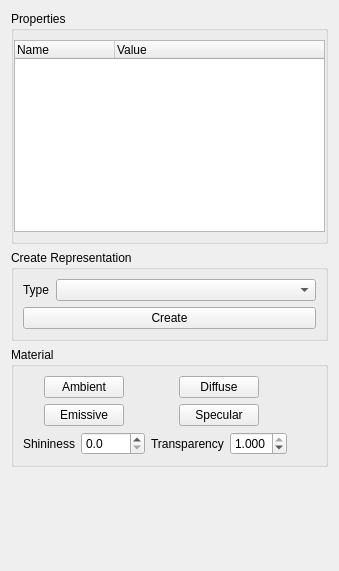
Above: eidolon/resources/ui/object_property.ui from ericspod/Eidolon before the change. Below: the same form after it.
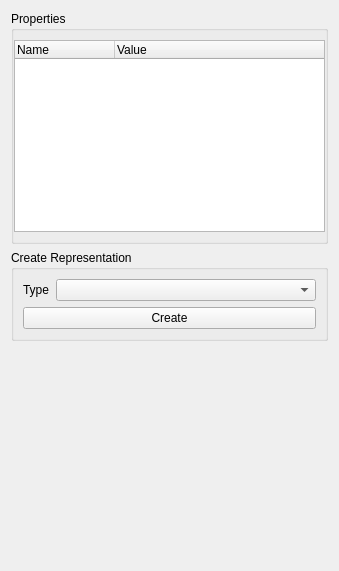
That is the form after the change.

```diff
--- a/eidolon/resources/ui/object_property.ui
+++ b/eidolon/resources/ui/object_property.ui
@@ -173,176 +173,6 @@
      </layout>
     </widget>
    </item>
-   <item>
-    <widget class="QGroupBox" name="groupBox">
-     <property name="title">
-      <string>Material</string>
-     </property>
-     <layout class="QGridLayout" name="gridLayout_3">
-      <item row="1" column="1" alignment="Qt::AlignHCenter">
-       <widget class="QPushButton" name="diffuse_button">
-        <property name="minimumSize">
-         <size>
-          <width>80</width>
-          <height>0</height>
-         </size>
-        </property>
-        <property name="maximumSize">
-         <size>
-          <width>70</width>
-          <height>16777215</height>
-         </size>
-        </property>
-        <property name="toolTip">
-         <string>Set the diffuse color</string>
-        </property>
-        <property name="text">
-         <string>Diffuse</string>
-        </property>
-       </widget>
-      </item>
-      <item row="5" column="1" alignment="Qt::AlignHCenter">
-       <widget class="QPushButton" name="specular_button">
-        <property name="minimumSize">
-         <size>
-          <width>80</width>
-          <height>0</height>
-         </size>
-        </property>
-        <property name="maximumSize">
-         <size>
-          <width>70</width>
-          <height>16777215</height>
-         </size>
-        </property>
-        <property name="toolTip">
-         <string>Set the specular color</string>
-        </property>
-        <property name="text">
-         <string>Specular</string>
-        </property>
-       </widget>
-      </item>
-      <item row="6" column="1">
-       <layout class="QHBoxLayout" name="horizontalLayout_2">
-        <item>
-         <widget class="QLabel" name="label_10">
-          <property name="text">
-           <string>Transparency</string>
-          </property>
-         </widget>
-        </item>
-        <item>
-         <widget class="QDoubleSpinBox" name="alpha_box">
-          <property name="toolTip">
-           <string>Set the transparency for the whole object (1.0 == opaque, 0.0 == invisible)</string>
-          </property>
-          <property name="decimals">
-           <number>3</number>
-          </property>
-          <property name="maximum">
-           <double>1.000000000000000</double>
-          </property>
-          <property name="singleStep">
-           <double>0.100000000000000</double>
-          </property>
-          <property name="value">
-           <double>1.000000000000000</double>
-          </property>
-         </widget>
-        </item>
-       </layout>
-      </item>
-      <item row="6" column="0">
-       <layout class="QHBoxLayout" name="horizontalLayout_3">
-        <item>
-         <widget class="QLabel" name="label_9">
-          <property name="text">
-           <string>Shininess</string>
-          </property>
-         </widget>
-        </item>
-        <item>
-         <widget class="QDoubleSpinBox" name="shininess_box">
-          <property name="maximumSize">
-           <size>
-            <width>16777213</width>
-            <height>16777215</height>
-           </size>
-          </property>
-          <property name="toolTip">
-           <string>Set the shininess value for specular highlights (high values == more concentrated)</string>
-          </property>
-          <property name="decimals">
-           <number>1</number>
-          </property>
-          <property name="maximum">
-           <double>9999.000000000000000</double>
-          </property>
-         </widget>
-        </item>
-       </layout>
-      </item>
-      <item row="1" column="0" alignment="Qt::AlignHCenter">
-       <widget class="QPushButton" name="ambient_button">
-        <property name="minimumSize">
-         <size>
-          <width>80</width>
-          <height>0</height>
-         </size>
-        </property>
-        <property name="maximumSize">
-         <size>
-          <width>70</width>
-          <height>16777215</height>
-         </size>
-        </property>
-        <property name="toolTip">
-         <string>Set the ambient color</string>
-        </property>
-        <property name="text">
-         <string>Ambient</string>
-        </property>
-       </widget>
-      </item>
-      <item row="5" column="0" alignment="Qt::AlignHCenter">
-       <widget class="QPushButton" name="emissive_button">
-        <property name="minimumSize">
-         <size>
-          <width>80</width>
-          <height>0</height>
-         </size>
-        </property>
-        <property name="maximumSize">
-         <size>
-          <width>70</width>
-          <height>16777215</height>
-         </size>
-        </property>
-        <property name="toolTip">
-         <string>Set the emissive color</string>
-        </property>
-        <property name="text">
-         <string>Emissive</string>
-        </property>
-       </widget>
-      </item>
-      <item row="5" column="2">
-       <spacer name="horizontalSpacer">
-        <property name="orientation">
-         <enum>Qt::Horizontal</enum>
-        </property>
-        <property name="sizeHint" stdset="0">
-         <size>
-          <width>40</width>
-          <height>20</height>
-         </size>
-        </property>
-       </spacer>
-      </item>
-     </layout>
-    </widget>
-   </item>
    <item>
     <spacer name="verticalSpacer">
      <property name="orientation">
```
